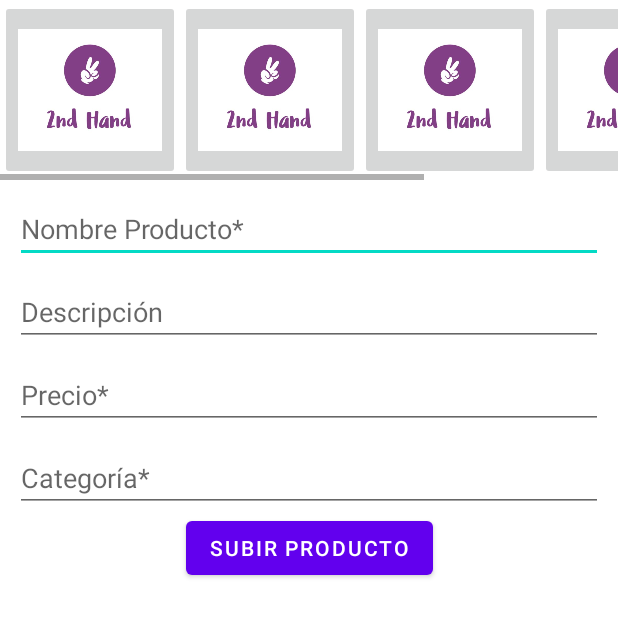
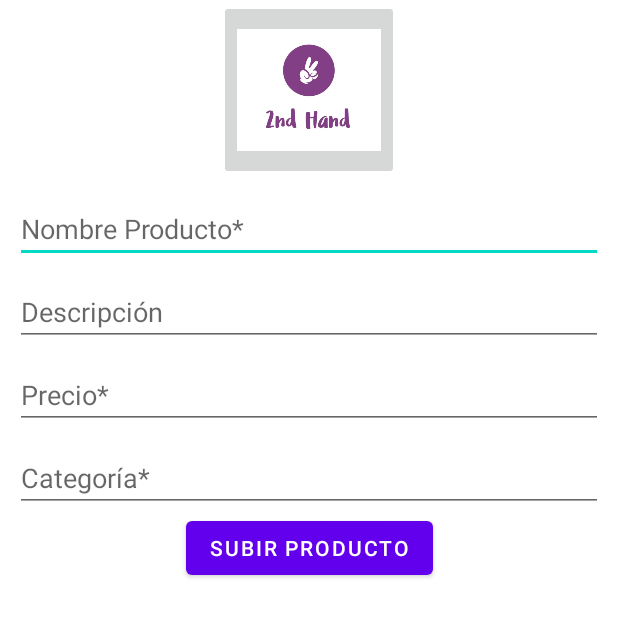
Before and after one commit to erasds/2nd_Hand, an Android app: the layout activity_upload_product.xml on its own in the app's theme, with its tools: preview values and no code run, on a phone screen of 412 x 824 dp. Shown: the top 617 px of the screen. Run offline under Robolectric (Android 15) with nearby library versions, the phone set to English and light mode, and no system bars.

Commit message:
Upload product working with pictures

```diff
--- a/app/build.gradle
+++ b/app/build.gradle
@@ -57,6 +57,9 @@ dependencies {
     //PICASSO
     implementation 'com.squareup.picasso:picasso:2.8'
 
+    //Coroutines
+    implementation 'org.jetbrains.kotlinx:kotlinx-coroutines-android:1.6.4'
+
     // Import the Firebase BoM
     implementation platform('com.google.firebase:firebase-bom:31.2.3')
 
--- a/app/src/main/java/com/esardo/a2ndhand/ComproFragment.kt
+++ b/app/src/main/java/com/esardo/a2ndhand/ComproFragment.kt
@@ -6,8 +6,6 @@ import androidx.fragment.app.Fragment
 import android.view.LayoutInflater
 import android.view.View
 import android.view.ViewGroup
-import android.view.inputmethod.InputMethodManager
-import androidx.appcompat.app.AppCompatActivity
 import androidx.appcompat.widget.SearchView
 import androidx.lifecycle.ViewModelProvider
 import androidx.navigation.Navigation
--- a/app/src/main/java/com/esardo/a2ndhand/MainActivity.kt
+++ b/app/src/main/java/com/esardo/a2ndhand/MainActivity.kt
@@ -45,7 +45,6 @@ class MainActivity : AppCompatActivity() {
                                 putExtra("object", userRef)
                             }
                             startActivity(intent)
-                            //startActivity(Intent(this, HomeActivity::class.java))
                         } else {
                             //Wrong Password
                             showMessage("Contraseña incorrecta")
@@ -62,7 +61,6 @@ class MainActivity : AppCompatActivity() {
         }
 
         binding.tvSignIn.setOnClickListener {
-            //Start SignInActivity
             startActivity(Intent(this, SignInActivity::class.java))
         }
     }
--- a/app/src/main/java/com/esardo/a2ndhand/ProfileFragment.kt
+++ b/app/src/main/java/com/esardo/a2ndhand/ProfileFragment.kt
@@ -64,7 +64,9 @@ class ProfileFragment : Fragment() {
                 val userName = user.getString("User")
                 binding.tvUserName.text = userName
                 val picture = user.getString("Picture")
-                Picasso.get().load(picture).placeholder(R.drawable.prueba).error(R.drawable.prueba).into(binding.ivProfilePic)
+                if(picture != "") {
+                    Picasso.get().load(picture).placeholder(R.drawable.prueba).error(R.drawable.prueba).into(binding.ivProfilePic)
+                }
                 val townId = user.getString("TownId")
                 if (townId != null){
                     val townDoc = FirebaseFirestore.getInstance().collection("Town").document(townId)
--- a/app/src/main/java/com/esardo/a2ndhand/SignInActivity.kt
+++ b/app/src/main/java/com/esardo/a2ndhand/SignInActivity.kt
@@ -4,7 +4,6 @@ import android.content.Intent
 import android.net.Uri
 import androidx.appcompat.app.AppCompatActivity
 import android.os.Bundle
-import android.provider.MediaStore
 import android.widget.Toast
 import androidx.lifecycle.lifecycleScope
 import com.esardo.a2ndhand.databinding.ActivitySignInBinding
--- a/app/src/main/res/layout/activity_upload_product.xml
+++ b/app/src/main/res/layout/activity_upload_product.xml
@@ -10,60 +10,17 @@
         android:layout_width="match_parent"
         android:layout_height="wrap_content">
 
-        <HorizontalScrollView
-            android:id="@+id/hsvImages"
-            android:layout_width="match_parent"
-            android:layout_height="wrap_content"
+        <ImageButton
+            android:id="@+id/ibUpPhotos"
+            android:layout_width="120dp"
+            android:layout_height="120dp"
+            android:src="@drawable/prueba"
+            android:scaleType="fitCenter"
+            android:adjustViewBounds="true"
             app:layout_constraintStart_toStartOf="parent"
             app:layout_constraintEnd_toEndOf="parent"
             app:layout_constraintTop_toTopOf="parent"
-            app:layout_constraintBottom_toTopOf="@+id/etProduct">
-
-            <LinearLayout
-                android:id="@+id/llImages"
-                android:layout_width="match_parent"
-                android:layout_height="wrap_content"
-                android:orientation="horizontal">
-
-                <ImageButton
-                    android:id="@+id/ibUpPhotos1"
-                    android:layout_width="120dp"
-                    android:layout_height="120dp"
-                    android:src="@drawable/prueba"
-                    android:scaleType="fitCenter"
-                    android:adjustViewBounds="true"/>
-                <ImageButton
-                    android:id="@+id/ibUpPhotos2"
-                    android:layout_width="120dp"
-                    android:layout_height="120dp"
-                    android:src="@drawable/prueba"
-                    android:scaleType="fitCenter"
-                    android:adjustViewBounds="true"/>
-                <ImageButton
-                    android:id="@+id/ibUpPhotos3"
-                    android:layout_width="120dp"
-                    android:layout_height="120dp"
-                    android:src="@drawable/prueba"
-                    android:scaleType="fitCenter"
-                    android:adjustViewBounds="true"/>
-                <ImageButton
-                    android:id="@+id/ibUpPhotos4"
-                    android:layout_width="120dp"
-                    android:layout_height="120dp"
-                    android:src="@drawable/prueba"
-                    android:scaleType="fitCenter"
-                    android:adjustViewBounds="true"/>
-                <ImageButton
-                    android:id="@+id/ibUpPhotos5"
-                    android:layout_width="120dp"
-                    android:layout_height="120dp"
-                    android:src="@drawable/prueba"
-                    android:scaleType="fitCenter"
-                    android:adjustViewBounds="true"/>
-
-            </LinearLayout>
-
-        </HorizontalScrollView>
+            app:layout_constraintBottom_toTopOf="@+id/etProduct"/>
 
         <EditText
             android:id="@+id/etProduct"
@@ -73,7 +30,7 @@
             android:layout_marginStart="10dp"
             android:layout_marginEnd="10dp"
             android:hint="Nombre Producto*"
-            app:layout_constraintTop_toBottomOf="@+id/hsvImages"
+            app:layout_constraintTop_toBottomOf="@+id/ibUpPhotos"
             app:layout_constraintBottom_toTopOf="@+id/etDescription"/>
 
         <EditText
```
Also changed, not shown: app/src/main/java/com/esardo/a2ndhand/FavsFragment.kt (+0 -7 lines), app/src/main/java/com/esardo/a2ndhand/ProductFragment.kt (+8 -2 lines), app/src/main/java/com/esardo/a2ndhand/UploadProduct.kt (+72 -184 lines), app/src/main/java/com/esardo/a2ndhand/model/Favorite.kt (deleted, +0 -7 lines), app/src/main/java/com/esardo/a2ndhand/model/Product.kt (+5 -5 lines), app/src/main/java/com/esardo/a2ndhand/viewmodel/ProductViewModel.kt (+65 -76 lines).
